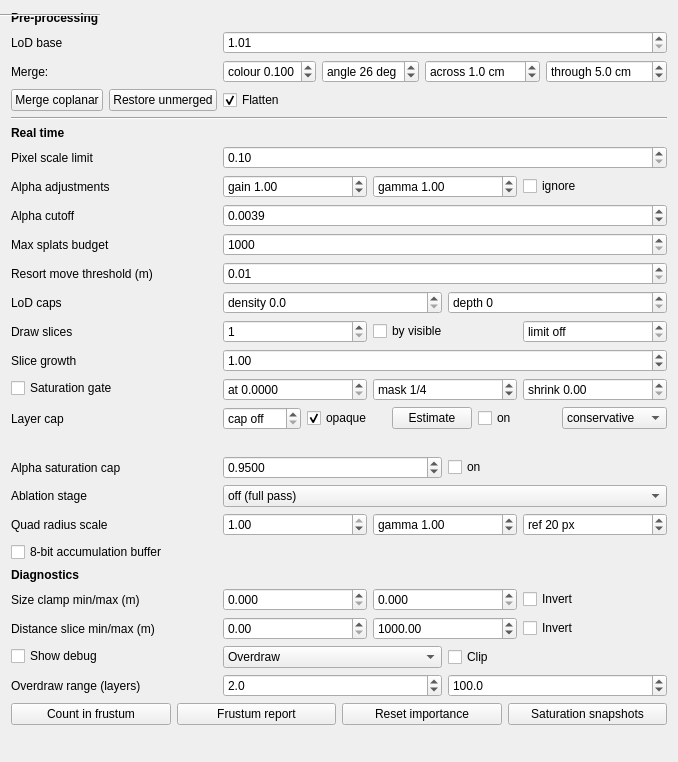
Qt form gui_client/GaussianSplatSettingsWidget.ui (russiaman/substrata_robo) before a commit.
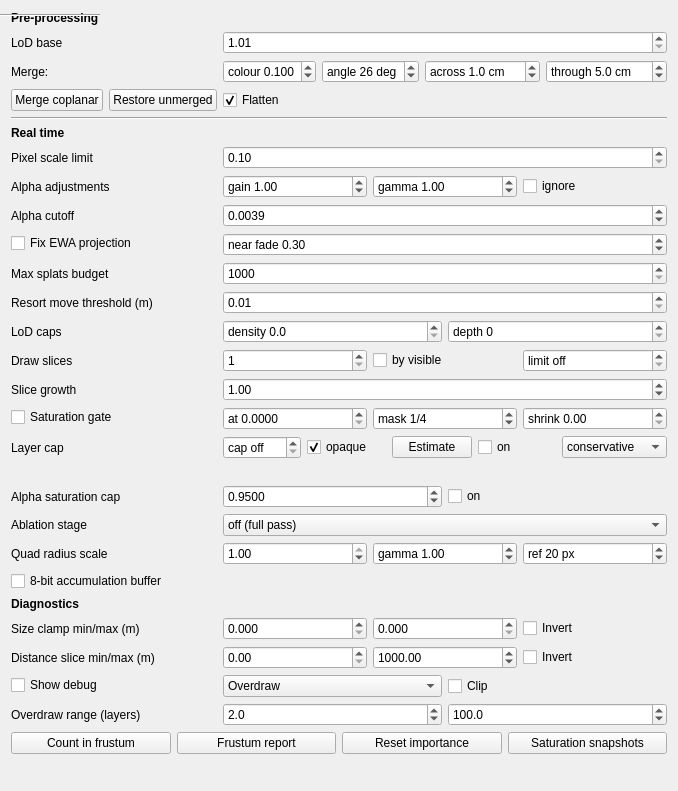
The same form after that commit.

Commit message: Gaussian splat panel: Fix EWA projection toggle and its fade width

Diff of the .ui file:
```diff
--- a/gui_client/GaussianSplatSettingsWidget.ui
+++ b/gui_client/GaussianSplatSettingsWidget.ui
@@ -442,6 +442,59 @@
     </widget>
    </item>
    <item row="9" column="0">
+    <widget class="QCheckBox" name="ewaProjectionFixCheckBox">
+     <property name="text">
+      <string>Fix EWA projection</string>
+     </property>
+     <property name="toolTip">
+      <string>The splat projection is an affine approximation of the perspective divide, taken about each splat&apos;s centre, and it is only valid while the splat is small compared with its distance. Off (unchecked) is the projection exactly as it was before any of this, for A/B comparison. On applies three corrections: splats whose bounding sphere is entirely outside the frustum are dropped before the covariance is built; the screen radius is bounded by what the splat&apos;s own size and distance geometrically allow, instead of only by twice the viewport; and a splat the camera is getting inside of is faded out, since part of it is then behind the camera and its projection does not exist. The last of those is what the fade width beside this controls.</string>
+     </property>
+    </widget>
+   </item>
+   <item row="9" column="1">
+    <widget class="QWidget" name="ewaProjectionFixWidget" native="true">
+     <layout class="QHBoxLayout" name="ewaProjectionFixHorizontalLayout">
+      <property name="leftMargin">
+       <number>0</number>
+      </property>
+      <property name="topMargin">
+       <number>0</number>
+      </property>
+      <property name="rightMargin">
+       <number>0</number>
+      </property>
+      <property name="bottomMargin">
+       <number>0</number>
+      </property>
+      <item>
+       <widget class="QDoubleSpinBox" name="nearFadeWidthDoubleSpinBox">
+        <property name="prefix">
+         <string>near fade </string>
+        </property>
+        <property name="toolTip">
+         <string>Fades out a splat as the camera gets inside its own extent, i.e. as the distance to its centre falls below its 3-sigma radius. Part of such a splat is behind the camera, where the perspective divide throws it above the horizon instead of below, and it is drawn as a streak climbing through the frame - the projection of a splat straddling the camera plane does not exist, so no radius bound can fix it. Big flat floor and wall splats hit this at a metre or two. This is how wide the fade is as a fraction of that ratio: 0 = a hard cull the moment it happens (splats pop as you walk), 0.3 (default) = fade over the last 30% of the approach. Costs nothing and saves area, since the quad shrinks with the opacity.</string>
+        </property>
+        <property name="decimals">
+         <number>2</number>
+        </property>
+        <property name="minimum">
+         <double>0.000000000000000</double>
+        </property>
+        <property name="maximum">
+         <double>1.000000000000000</double>
+        </property>
+        <property name="singleStep">
+         <double>0.050000000000000</double>
+        </property>
+        <property name="value">
+         <double>0.300000000000000</double>
+        </property>
+       </widget>
+      </item>
+     </layout>
+    </widget>
+   </item>
+   <item row="10" column="0">
     <widget class="QLabel" name="maxSplatsBudgetLabel">
      <property name="text">
       <string>Max splats budget</string>
@@ -451,7 +504,7 @@
      </property>
     </widget>
    </item>
-   <item row="9" column="1">
+   <item row="10" column="1">
     <widget class="QSpinBox" name="maxSplatsBudgetSpinBox">
      <property name="toolTip">
       <string>Per-cloud cap on how many LoD tree nodes one traversal may select. If a cloud's diagnostics show "!WARNING! budget cap", this is limiting detail on that cloud even though pixel_scale_limit hasn't converged. Applies live, on the next camera movement.</string>
@@ -467,7 +520,7 @@
      </property>
     </widget>
    </item>
-   <item row="10" column="0">
+   <item row="11" column="0">
     <widget class="QLabel" name="resortMoveThresholdLabel">
      <property name="text">
       <string>Resort move threshold (m)</string>
@@ -477,7 +530,7 @@
      </property>
     </widget>
    </item>
-   <item row="10" column="1">
+   <item row="11" column="1">
     <widget class="QDoubleSpinBox" name="resortMoveThresholdDoubleSpinBox">
      <property name="toolTip">
       <string>How far the camera has to move (scaled by distance to the cloud) before a cloud's LoD frontier is re-traversed. Lower = frontier updates more often, at more CPU cost. Applies live, on the next camera movement.</string>
@@ -496,7 +549,7 @@
      </property>
     </widget>
    </item>
-   <item row="11" column="0">
+   <item row="12" column="0">
     <widget class="QLabel" name="lodCapsLabel">
      <property name="text">
       <string>LoD caps</string>
@@ -506,7 +559,7 @@
      </property>
     </widget>
    </item>
-   <item row="11" column="1">
+   <item row="12" column="1">
     <widget class="QWidget" name="lodCapsWidget" native="true">
      <layout class="QHBoxLayout" name="lodCapsHorizontalLayout">
       <property name="leftMargin">
@@ -562,7 +615,7 @@
      </layout>
     </widget>
    </item>
-   <item row="12" column="0">
+   <item row="13" column="0">
     <widget class="QLabel" name="numDrawSlicesLabel">
      <property name="text">
       <string>Draw slices</string>
@@ -572,7 +625,7 @@
      </property>
     </widget>
    </item>
-   <item row="12" column="1">
+   <item row="13" column="1">
     <widget class="QWidget" name="drawSlicesWidget" native="true">
      <layout class="QHBoxLayout" name="drawSlicesHorizontalLayout">
       <property name="leftMargin">
@@ -632,7 +685,7 @@
      </layout>
     </widget>
    </item>
-   <item row="13" column="0">
+   <item row="14" column="0">
     <widget class="QLabel" name="sliceGrowthLabel">
      <property name="text">
       <string>Slice growth</string>
@@ -642,7 +695,7 @@
      </property>
     </widget>
    </item>
-   <item row="13" column="1">
+   <item row="14" column="1">
     <widget class="QDoubleSpinBox" name="sliceGrowthDoubleSpinBox">
      <property name="toolTip">
       <string>How much bigger each draw slice is than the one before it. 1 = all slices the same size; below 1 = a coarse first slice and a finely sliced tail. Decides where the saturation test gets to look. Nothing is saturated over roughly the first fifth of a depth-sorted cloud (it takes about 63 layers at the measured mean alpha), so a boundary inside that region costs a full-screen pass and skips nothing, while every check past it catches a new batch of finished pixels. Changes nothing on its own, like the slice count itself. Applies live, immediately.</string>
@@ -664,7 +717,7 @@
      </property>
     </widget>
    </item>
-   <item row="14" column="0">
+   <item row="15" column="0">
     <widget class="QCheckBox" name="saturationGateCheckBox">
      <property name="text">
       <string>Saturation gate</string>
@@ -674,7 +727,7 @@
      </property>
     </widget>
    </item>
-   <item row="14" column="1">
+   <item row="15" column="1">
     <widget class="QWidget" name="saturationWidget" native="true">
      <layout class="QHBoxLayout" name="saturationHorizontalLayout">
       <property name="leftMargin">
@@ -755,7 +808,7 @@
      </layout>
     </widget>
    </item>
-   <item row="15" column="0">
+   <item row="16" column="0">
     <widget class="QLabel" name="layerCapLabel">
      <property name="text">
       <string>Layer cap</string>
@@ -765,7 +818,7 @@
      </property>
     </widget>
    </item>
-   <item row="15" column="1">
+   <item row="16" column="1">
     <widget class="QWidget" name="layerCapWidget" native="true">
      <layout class="QHBoxLayout" name="layerCapHorizontalLayout">
       <property name="leftMargin">
@@ -849,7 +902,7 @@
      </layout>
     </widget>
    </item>
-   <item row="16" column="1">
+   <item row="17" column="1">
     <widget class="QLabel" name="layerCapEstimateResultLabel">
      <property name="text">
       <string></string>
@@ -859,7 +912,7 @@
      </property>
     </widget>
    </item>
-   <item row="17" column="0">
+   <item row="18" column="0">
     <widget class="QLabel" name="coverageCapLabel">
      <property name="text">
       <string>Alpha saturation cap</string>
@@ -869,7 +922,7 @@
      </property>
     </widget>
    </item>
-   <item row="17" column="1">
+   <item row="18" column="1">
     <widget class="QWidget" name="coverageCapWidget" native="true">
      <layout class="QHBoxLayout" name="coverageCapHorizontalLayout">
       <property name="leftMargin">
@@ -919,7 +972,7 @@
      </layout>
     </widget>
    </item>
-   <item row="18" column="0">
+   <item row="19" column="0">
     <widget class="QLabel" name="ablationStageLabel">
      <property name="text">
       <string>Ablation stage</string>
@@ -929,7 +982,7 @@
      </property>
     </widget>
    </item>
-   <item row="18" column="1">
+   <item row="19" column="1">
     <widget class="QComboBox" name="ablationStageComboBox">
      <property name="toolTip">
       <string>Off is the real pass. The stages below it are deliberately wrong pictures - each one is missing everything above it - so nothing here is meant to be left on. Stage 5 is there because going straight from points to full quads moves the vertex maths and the fill at the same time: it runs all of the projection maths and still draws a one-pixel quad, so 5 minus 4 is the vertex work alone and 6 minus 5 is the fill alone.</string>
@@ -981,7 +1034,7 @@
      </item>
     </widget>
    </item>
-   <item row="19" column="0">
+   <item row="20" column="0">
     <widget class="QLabel" name="quadRadiusScaleLabel">
      <property name="text">
       <string>Quad radius scale</string>
@@ -991,7 +1044,7 @@
      </property>
     </widget>
    </item>
-   <item row="19" column="1">
+   <item row="20" column="1">
     <widget class="QWidget" name="quadRadiusScaleWidget" native="true">
      <layout class="QHBoxLayout" name="quadRadiusScaleHorizontalLayout">
       <property name="leftMargin">
@@ -1084,7 +1137,7 @@
      </layout>
     </widget>
    </item>
-   <item row="20" column="0" colspan="2">
+   <item row="21" column="0" colspan="2">
     <widget class="QCheckBox" name="accumBuffer8BitCheckBox">
      <property name="text">
       <string>8-bit accumulation buffer</string>
@@ -1104,7 +1157,7 @@
      </property>
     </widget>
    </item>
-   <item row="21" column="0" colspan="2">
+   <item row="22" column="0" colspan="2">
     <widget class="QLabel" name="diagnosticsSectionLabel">
      <property name="text">
       <string>Diagnostics</string>
@@ -1117,7 +1170,7 @@
      </property>
     </widget>
    </item>
-   <item row="22" column="0">
+   <item row="23" column="0">
     <widget class="QLabel" name="sizeClampLabel">
      <property name="text">
       <string>Size clamp min/max (m)</string>
@@ -1127,7 +1180,7 @@
      </property>
     </widget>
    </item>
-   <item row="22" column="1">
+   <item row="23" column="1">
     <widget class="QWidget" name="sizeClampWidget" native="true">
      <layout class="QHBoxLayout" name="sizeClampHorizontalLayout">
       <property name="leftMargin">
@@ -1193,7 +1246,7 @@
      </layout>
     </widget>
    </item>
-   <item row="23" column="0">
+   <item row="24" column="0">
     <widget class="QLabel" name="distClampLabel">
      <property name="text">
       <string>Distance slice min/max (m)</string>
@@ -1203,7 +1256,7 @@
      </property>
     </widget>
    </item>
-   <item row="23" column="1">
+   <item row="24" column="1">
     <widget class="QWidget" name="distClampWidget" native="true">
      <layout class="QHBoxLayout" name="distClampHorizontalLayout">
       <property name="leftMargin">
@@ -1269,7 +1322,7 @@
      </layout>
     </widget>
    </item>
-   <item row="24" column="0">
+   <item row="25" column="0">
     <widget class="QCheckBox" name="showDebugCheckBox">
      <property name="text">
       <string>Show debug</string>
@@ -1279,7 +1332,7 @@
      </property>
     </widget>
    </item>
-   <item row="24" column="1">
+   <item row="25" column="1">
     <widget class="QWidget" name="debugModeWidget" native="true">
      <layout class="QHBoxLayout" name="debugModeHorizontalLayout">
       <property name="leftMargin">
@@ -1324,7 +1377,7 @@
      </layout>
     </widget>
    </item>
-   <item row="25" column="0">
+   <item row="26" column="0">
     <widget class="QLabel" name="overdrawRangeLabel">
      <property name="text">
       <string>Overdraw range (layers)</string>
@@ -1334,7 +1387,7 @@
      </property>
     </widget>
    </item>
-   <item row="25" column="1">
+   <item row="26" column="1">
     <widget class="QWidget" name="overdrawRangeWidget" native="true">
      <layout class="QHBoxLayout" name="overdrawRangeHorizontalLayout">
       <property name="leftMargin">
@@ -1399,7 +1452,7 @@
    <!-- The four one-off diagnostic actions sit together in a single row at the foot of the panel, rather than
    each taking a form row of its own: they are not settings, and interleaving them with the live controls above
    made the panel taller than the dock for no gain.  Their result labels follow in the row below, same order. -->
-   <item row="26" column="0" colspan="2">
+   <item row="27" column="0" colspan="2">
     <layout class="QHBoxLayout" name="diagnosticButtonsHorizontalLayout">
      <item>
       <widget class="QPushButton" name="countInFrustumPushButton">
@@ -1443,7 +1496,7 @@
      </item>
     </layout>
    </item>
-   <item row="27" column="0" colspan="2">
+   <item row="28" column="0" colspan="2">
     <layout class="QHBoxLayout" name="diagnosticResultsHorizontalLayout">
      <item>
       <widget class="QLabel" name="countInFrustumResultLabel">
@@ -1475,7 +1528,7 @@
      </item>
     </layout>
    </item>
-   <item row="28" column="0" colspan="2">
+   <item row="29" column="0" colspan="2">
     <spacer name="verticalSpacer">
      <property name="orientation">
       <enum>Qt::Vertical</enum>
```
Left out of the diff: 2 changed lines with no effect on the pictures. The commit also changes 2 other files.
